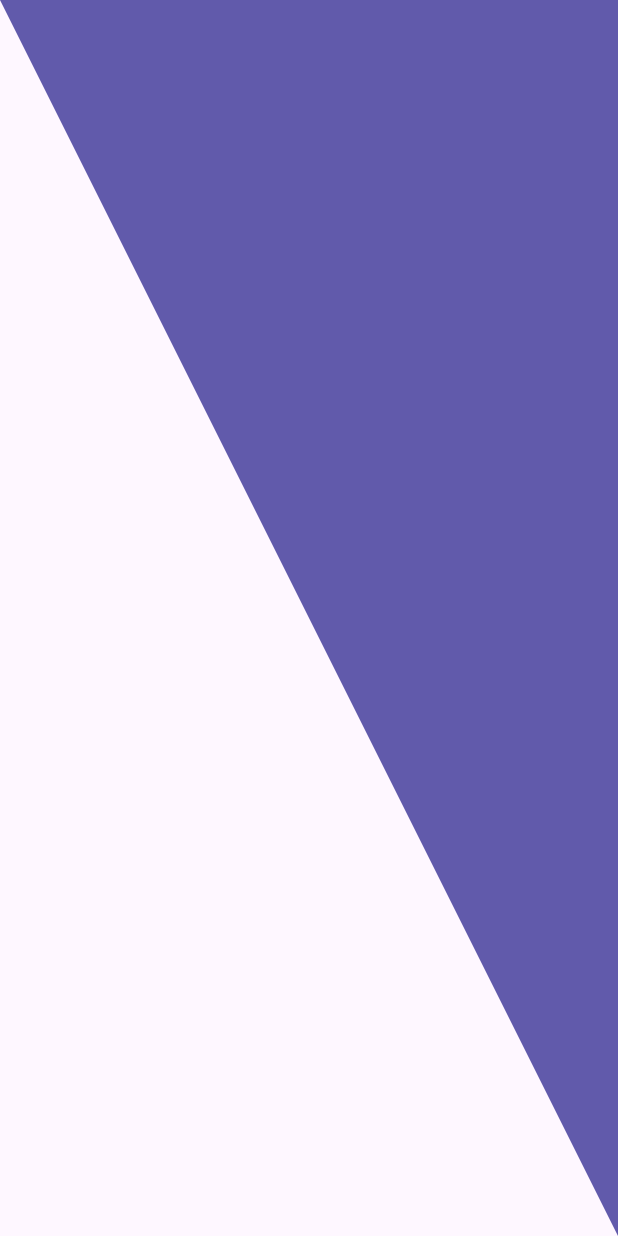
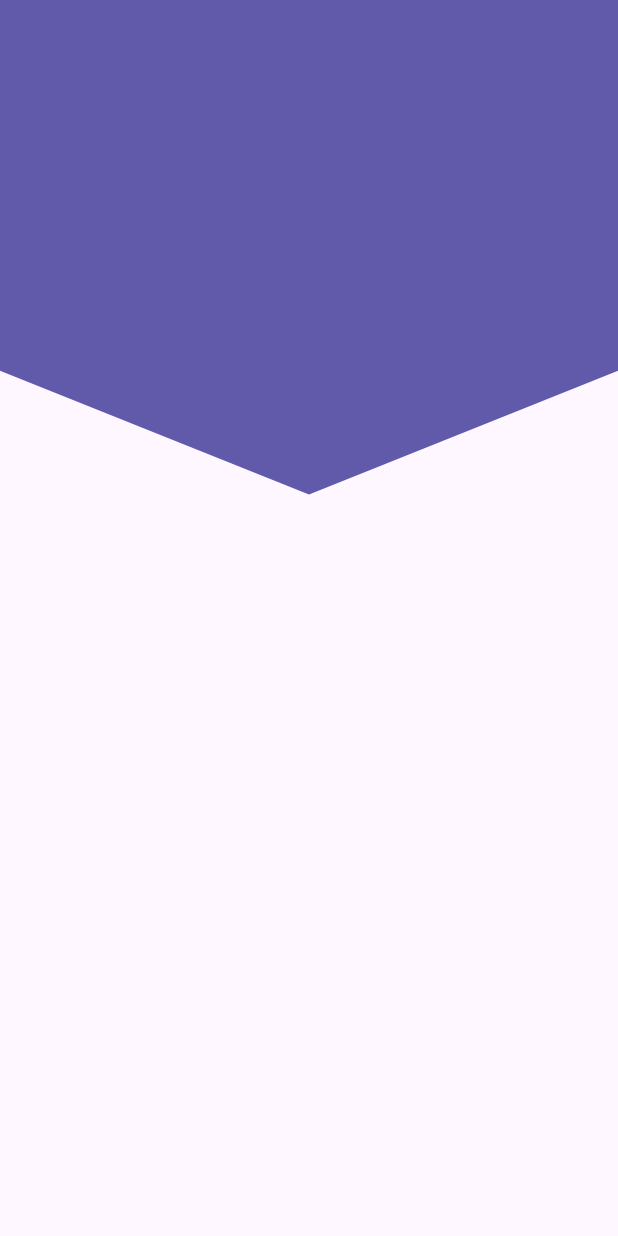
Before and after one commit to AbielRC97/disenos_app, a Flutter app: the screen it shows after launch, on a phone screen of 412 x 824 dp. Run offline on Flutter 3.47's test engine with Material 3 defaults, Android fonts, the phone set to English and light mode, and no system bars.

Commit message:
Video 20: Header Pico

```diff
--- a/lib/src/pages/headers_pages.dart
+++ b/lib/src/pages/headers_pages.dart
@@ -12,7 +12,7 @@ class HeadersPage extends StatelessWidget {
   @override
   Widget build(BuildContext context) {
     return Scaffold(
-      body: HeadersTriangular()
+      body: HeadersPiramide()
     );
   }
 }
--- a/lib/src/widgets/headers.dart
+++ b/lib/src/widgets/headers.dart
@@ -68,7 +68,6 @@ class _HeadersDiagonalPainter extends CustomPainter {
   }
 }
 
-
 class HeadersTriangular extends StatelessWidget {
   const HeadersTriangular({super.key});
 
@@ -107,3 +106,42 @@ class _HeadersTriangularPainter extends CustomPainter {
     return true;
   }
 }
+
+class HeadersPiramide extends StatelessWidget {
+  const HeadersPiramide({super.key});
+
+  @override
+  Widget build(BuildContext context) {
+    return SizedBox(
+      height: double.infinity,
+      width: double.infinity,
+      child: CustomPaint(
+        painter: _HeadersPiramidePainter(),
+      ),
+    );
+  }
+}
+
+class _HeadersPiramidePainter extends CustomPainter {
+  @override
+  void paint(Canvas canvas, Size size) {
+    final paint = Paint();
+    //Propiedades
+    paint.color = Color(0xFF615AAB);
+    paint.style = PaintingStyle.fill;
+    paint.strokeWidth = 20;
+
+    final path = Path();
+    // Dibujar en el path
+    path.lineTo(0, size.height * .30);
+    path.lineTo(size.width * .5, size.height * .40);
+    path.lineTo(size.width , size.height * .30);
+    path.lineTo(size.width , 0);
+    canvas.drawPath(path, paint);
+  }
+
+  @override
+  bool shouldRepaint(covariant CustomPainter oldDelegate) {
+    return true;
+  }
+}
```
